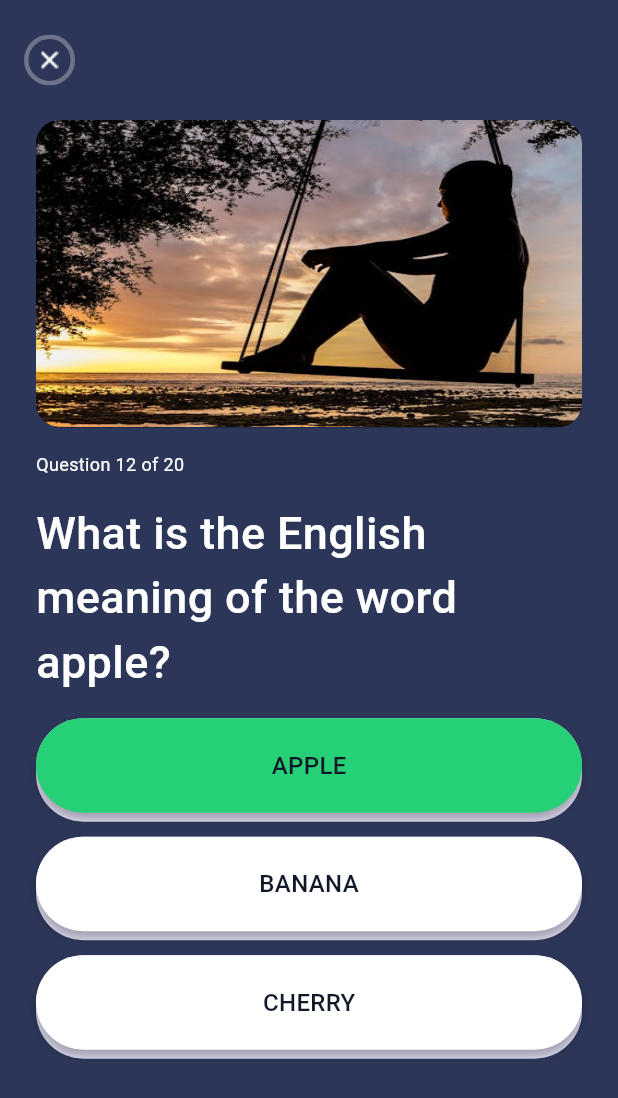
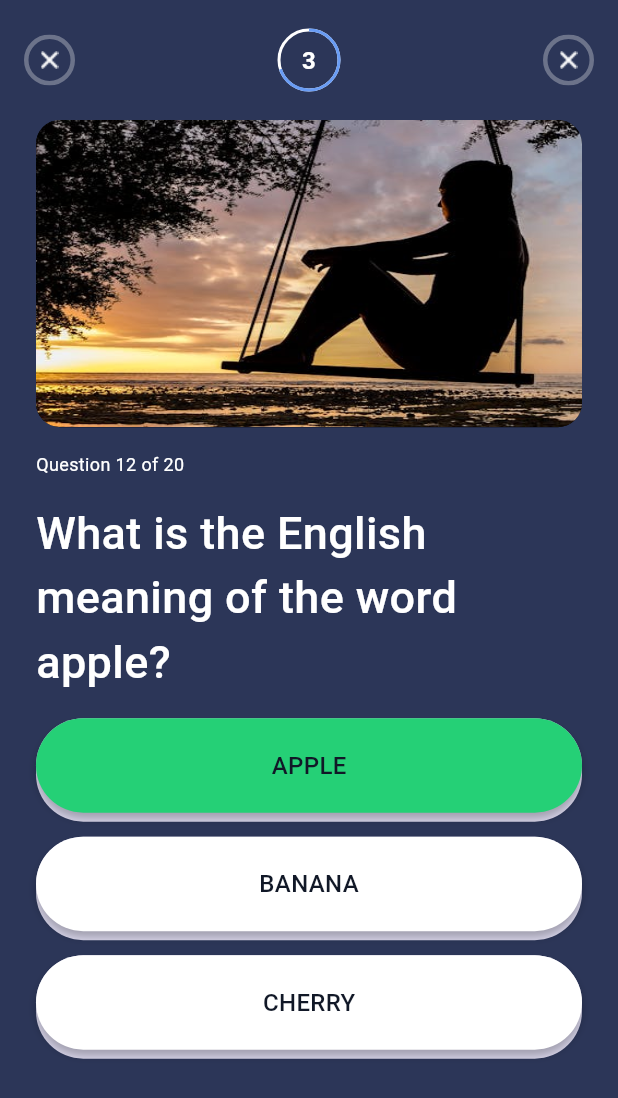
Before and after one commit to DargaHasanBasri/word_prime, a Flutter app: the screen it shows after launch, after a tap on "APPLE", on a phone screen of 412 x 824 dp. Shown: the top 1098 px of the screen. Run offline on Flutter 3.47's test engine with Material 3 defaults, Android fonts, the phone set to English and light mode, and no system bars; our stand-ins replace cached_network_image, dotted_border, easy_localization, get_it.

Commit message:
Add timer to quiz page

```diff
--- a/lib/ui/pages/quiz/quiz_page.dart
+++ b/lib/ui/pages/quiz/quiz_page.dart
@@ -1,5 +1,6 @@
 import 'package:word_prime/export.dart';
 import 'package:word_prime/ui/pages/quiz/components/answer_options.dart';
+import 'package:word_prime/ui/widgets/custom_timer_progress_indicator.dart';
 
 class QuizPage extends StatefulWidget {
   const QuizPage({super.key});
@@ -14,6 +15,7 @@ class _QuizPageState extends BaseStatefulState<QuizPage> {
   @override
   void initState() {
     _vm = Provider.of<QuizViewModel>(context, listen: false);
+    _vm.startTimer();
     super.initState();
   }
 
@@ -42,8 +44,14 @@ class _QuizPageState extends BaseStatefulState<QuizPage> {
           options: ['APPLE', 'BANANA', 'CHERRY'],
           correctOption: _vm.correctOption,
           selectedOption: _vm.selectedOption,
-          onCorrectAnswer: () => debugPrint('test true answer'),
-          onIncorrectAnswer: () => debugPrint('test false answer'),
+          onCorrectAnswer: () {
+            debugPrint('test true answer');
+            _vm.stopTimer(reset: false);
+          },
+          onIncorrectAnswer: () {
+            debugPrint('test false answer');
+            _vm.stopTimer(reset: false);
+          },
         ),
       ],
     );
@@ -98,7 +106,34 @@ class _QuizPageState extends BaseStatefulState<QuizPage> {
       backgroundColor: AppColors.rhino,
       toolbarHeight: AppSizes.toolbarHeight,
       title: Row(
+        mainAxisAlignment: MainAxisAlignment.spaceBetween,
         children: [
+          Material(
+            color: Colors.transparent,
+            child: InkWell(
+              borderRadius: BorderRadius.circular(50),
+              splashColor: AppColors.white.withOpacity(0.1),
+              onTap: () {},
+              child: Ink(
+                padding: EdgeInsets.all(8),
+                decoration: BoxDecoration(
+                  borderRadius: BorderRadius.circular(50),
+                  border: Border.all(
+                    color: AppColors.white.withOpacity(0.30),
+                    width: 3,
+                  ),
+                ),
+                child: Image.asset(
+                  AppAssets.icClosePath,
+                  width: 12,
+                  height: 12,
+                ),
+              ),
+            ),
+          ),
+          CustomTimerProgressIndicator(
+            time: _vm.seconds,
+          ),
           Material(
             color: Colors.transparent,
             child: InkWell(
--- a/lib/ui/pages/quiz/quiz_view_model.dart
+++ b/lib/ui/pages/quiz/quiz_view_model.dart
@@ -1,6 +1,34 @@
+import 'dart:async';
 import 'package:word_prime/export.dart';
 
 class QuizViewModel extends BaseViewModel {
   ValueNotifier<String> correctOption = ValueNotifier('APPLE');
   ValueNotifier<String?> selectedOption = ValueNotifier(null);
+
+  Timer? timer;
+  ValueNotifier<int> seconds = ValueNotifier(AppLocaleConstants.MAX_SECONDS);
+
+  void startTimer() {
+    if (timer == null || !timer!.isActive) {
+      timer = Timer.periodic(
+        Duration(seconds: 1),
+        (_) {
+          if (seconds.value > 0) {
+            seconds.value--;
+          } else {
+            stopTimer();
+          }
+        },
+      );
+    }
+  }
+
+  void resetTimer() => seconds.value = AppLocaleConstants.MAX_SECONDS;
+
+  void stopTimer({bool reset = true}) {
+    if (reset) {
+      resetTimer();
+    }
+    timer?.cancel();
+  }
 }
--- /dev/null
+++ b/lib/ui/widgets/custom_timer_progress_indicator.dart
@@ -0,0 +1,43 @@
+import 'package:word_prime/export.dart';
+
+class CustomTimerProgressIndicator extends StatelessWidget {
+  final ValueNotifier<int> time;
+  const CustomTimerProgressIndicator({
+    super.key,
+    required this.time,
+  });
+
+  @override
+  Widget build(BuildContext context) {
+    return SizedBox(
+      width: 40,
+      height: 40,
+      child: ValueListenableBuilder(
+        valueListenable: time,
+        builder: (_, __, ___) {
+          return Stack(
+            fit: StackFit.expand,
+            children: [
+              CircularProgressIndicator(
+                value: 1 - (time.value / AppLocaleConstants.MAX_SECONDS),
+                strokeWidth: 2,
+                valueColor: AlwaysStoppedAnimation(AppColors.cornflowerBlue),
+                backgroundColor: AppColors.white,
+              ),
+              Center(
+                child: Text(
+                  '${time.value}',
+                  style: TextStyle(
+                    color: AppColors.white,
+                    fontSize: 16,
+                    fontWeight: FontWeight.w700,
+                  ),
+                ),
+              ),
+            ],
+          );
+        },
+      ),
+    );
+  }
+}
--- a/lib/utils/app_locale_constants.dart
+++ b/lib/utils/app_locale_constants.dart
@@ -4,6 +4,7 @@ final class AppLocaleConstants {
   AppLocaleConstants._();
 
   static const APP_NAME = 'Word Prime';
+  static const MAX_SECONDS = 10;
 
   static const TR_LOCALE = Locale('tr', 'TR');
   static const EN_LOCALE = Locale('en', 'US');
```
